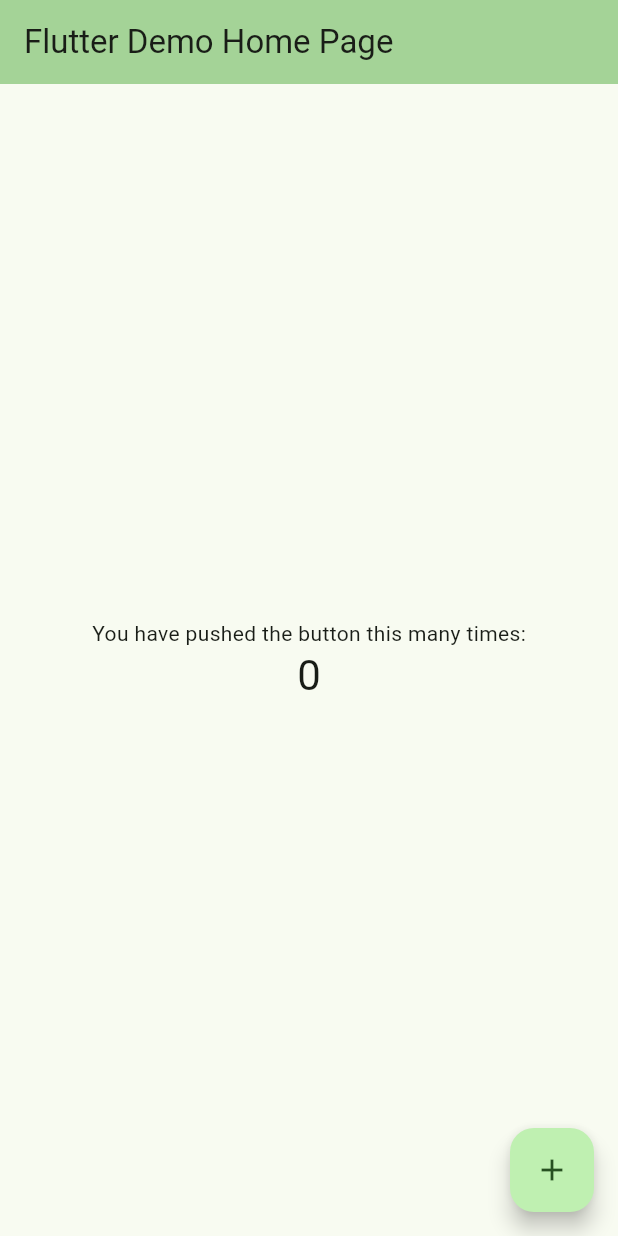
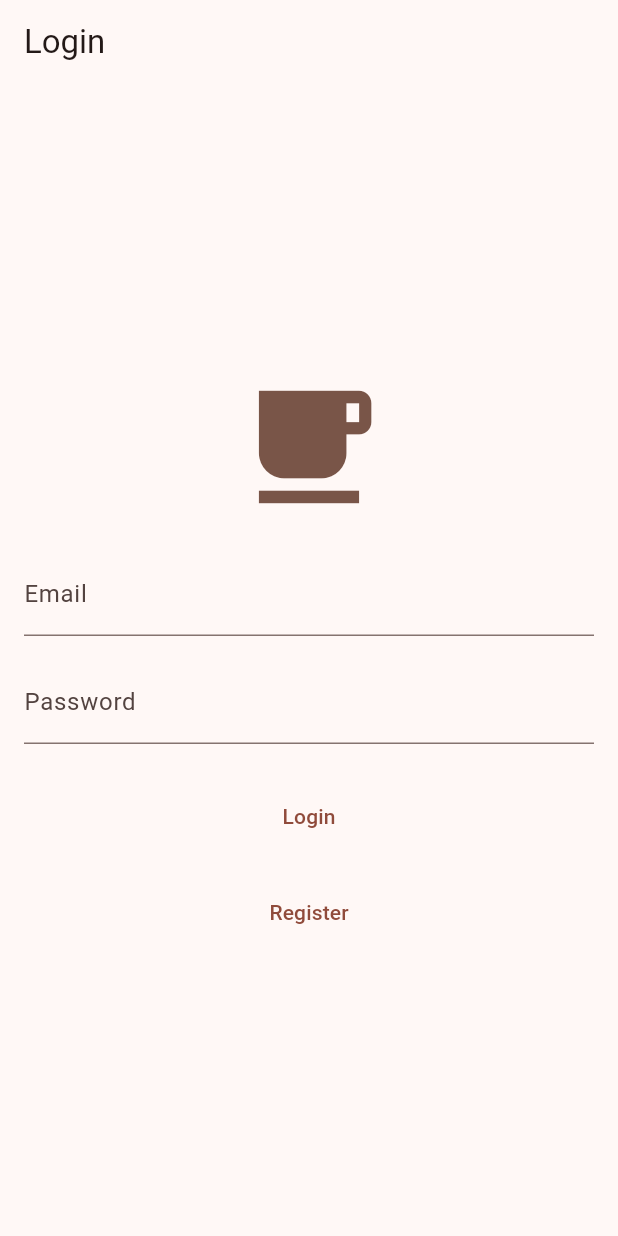
Before and after one commit to Prog213/Labs, a Flutter app: the screen it shows after launch, on a phone screen of 412 x 824 dp. Run offline on Flutter 3.47's test engine with Material 3 defaults, Android fonts, the phone set to English and light mode, and no system bars.

Commit message:
Initial commit

```diff
--- /dev/null
+++ b/app/lib/login_page.dart
@@ -0,0 +1,43 @@
+import 'package:flutter/material.dart';
+
+class LoginPage extends StatelessWidget {
+  const LoginPage({super.key});
+
+  @override
+  Widget build(BuildContext context) {
+    return Scaffold(
+      appBar: AppBar(title: const Text('Login')),
+      body: Center(
+        child: Padding(
+          padding: const EdgeInsets.all(16),
+          child: Column(
+            mainAxisAlignment: MainAxisAlignment.center,
+            children: [
+              const Icon(Icons.local_cafe, size: 100, color: Colors.brown),
+              const SizedBox(height: 20),
+
+              const TextField(
+                decoration: InputDecoration(labelText: 'Email'),
+              ),
+              const SizedBox(height: 16),
+              const TextField(
+                decoration: InputDecoration(labelText: 'Password'),
+                obscureText: true,
+              ),
+              const SizedBox(height: 24),
+              TextButton(
+                child: const Text('Login'),
+                onPressed: () => Navigator.pushNamed(context, '/home'),
+              ),
+              const SizedBox(height: 16),
+              TextButton(
+                child: const Text('Register'),
+                onPressed: () => Navigator.pushNamed(context, '/register'),
+              ),
+            ],
+          ),
+        ),
+      ),
+    );
+  }
+}
--- a/app/lib/main.dart
+++ b/app/lib/main.dart
@@ -1,126 +1,33 @@
+import 'package:app/home_page.dart';
+import 'package:app/login_page.dart';
+import 'package:app/profile_page.dart';
+import 'package:app/registration_page.dart';
 import 'package:flutter/material.dart';
 
-void main() {
-  runApp(const MyApp());
-}
+void main() => runApp(const MyApp());
 
 class MyApp extends StatelessWidget {
   const MyApp({super.key});
 
-  // This widget is the root of your application.
   @override
   Widget build(BuildContext context) {
     return MaterialApp(
-      title: 'Flutter Demo',
+      title: 'Flutter Lab',
+      debugShowCheckedModeBanner: false,
+
       theme: ThemeData(
-        // This is the theme of your application.
-        //
-        // TRY THIS: Try running your application with "flutter run". You'll see
-        // the application has a purple toolbar. Then, without quitting the app,
-        // try changing the seedColor in the colorScheme below to Colors.green
-        // and then invoke "hot reload" (save your changes or press the "hot
-        // reload" button in a Flutter-supported IDE, or press "r" if you used
-        // the command line to start the app).
-        //
-        // Notice that the counter didn't reset back to zero; the application
-        // state is not lost during the reload. To reset the state, use hot
-        // restart instead.
-        //
-        // This works for code too, not just values: Most code changes can be
-        // tested with just a hot reload.
         colorScheme:
-        ColorScheme.fromSeed(seedColor: const Color.fromARGB(255, 0, 255, 42)),
+        ColorScheme.fromSeed(seedColor: Colors.brown.shade800),
         useMaterial3: true,
       ),
-      home: const MyHomePage(title: 'Flutter Demo Home Page'),
+
+      home: const LoginPage(),
+      routes: {
+        '/login': (context) => const LoginPage(),
+        '/register': (context) => const RegistrationPage(),
+        '/profile': (context) => const ProfilePage(),
+        '/home': (context) => const HomePage(),
+      },
     );
   }
 }
-
-class MyHomePage extends StatefulWidget {
-  const MyHomePage({required this.title, super.key});
-
-  // This widget is the home page of your application. It is stateful, meaning
-  // that it has a State object (defined below) that contains fields that affect
-  // how it looks.
-
-  // This class is the configuration for the state. It holds the values (in this
-  // case the title) provided by the parent (in this case the App widget) and
-  // used by the build method of the State. Fields in a Widget subclass are
-  // always marked "final".
-
-  final String title;
-
-  @override
-  State<MyHomePage> createState() => _MyHomePageState();
-}
-
-class _MyHomePageState extends State<MyHomePage> {
-  int _counter = 0;
-
-  void _incrementCounter() {
-    setState(() {
-      // This call to setState tells the Flutter framework that something has
-      // changed in this State, which causes it to rerun the build method below
-      // so that the display can reflect the updated values. If we changed
-      // _counter without calling setState(), then the build method would not be
-      // called again, and so nothing would appear to happen.
-      _counter++;
-    });
-  }
-
-  @override
-  Widget build(BuildContext context) {
-    // This method is rerun every time setState is called, for instance as done
-    // by the _incrementCounter method above.
-    //
-    // The Flutter framework has been optimized to make rerunning build methods
-    // fast, so that you can just rebuild anything that needs updating rather
-    // than having to individually change instances of widgets.
-    return Scaffold(
-      appBar: AppBar(
-        // TRY THIS: Try changing the color here to a specific color (to
-        // Colors.amber, perhaps?) and trigger a hot reload to see the AppBar
-        // change color while the other colors stay the same.
-        backgroundColor: Theme.of(context).colorScheme.inversePrimary,
-        // Here we take the value from the MyHomePage object that was created by
-        // the App.build method, and use it to set our appbar title.
-        title: Text(widget.title),
-      ),
-      body: Center(
-        // Center is a layout widget. It takes a single child and positions it
-        // in the middle of the parent.
-        child: Column(
-          // Column is also a layout widget. It takes a list of children and
-          // arranges them vertically. By default, it sizes itself to fit its
-          // children horizontally, and tries to be as tall as its parent.
-          //
-          // Column has various properties to control how it sizes itself and
-          // how it positions its children. Here we use mainAxisAlignment to
-          // center the children vertically; the main axis here is the vertical
-          // axis because Columns are vertical (the cross axis would be
-          // horizontal).
-          //
-          // TRY THIS: Invoke "debug painting" (choose the "Toggle Debug Paint"
-          // action in the IDE, or press "p" in the console), to see the
-          // wireframe for each widget.
-          mainAxisAlignment: MainAxisAlignment.center,
-          children: <Widget>[
-            const Text(
-              'You have pushed the button this many times:',
-            ),
-            Text(
-              '$_counter',
-              style: Theme.of(context).textTheme.headlineMedium,
-            ),
-          ],
-        ),
-      ),
-      floatingActionButton: FloatingActionButton(
-        onPressed: _incrementCounter,
-        tooltip: 'Increment',
-        child: const Icon(Icons.add),
-      ), // This trailing comma makes auto-formatting nicer for build methods.
-    );
-  }
-}
--- a/app/pubspec.yaml
+++ b/app/pubspec.yaml
@@ -88,3 +88,6 @@ flutter:
   #
   # For details regarding fonts from package dependencies,
   # see https://flutter.dev/to/font-from-package
+
+  assets:
+  - build/flutter_assets/images/user.png
```
Also changed, not shown: app/lib/home_page.dart (added, +49 -0 lines), app/lib/profile_info_row.dart (added, +33 -0 lines), app/lib/profile_page.dart (added, +61 -0 lines), app/lib/registration_page.dart (added, +43 -0 lines), app/lib/tea.dart (added, +42 -0 lines).
